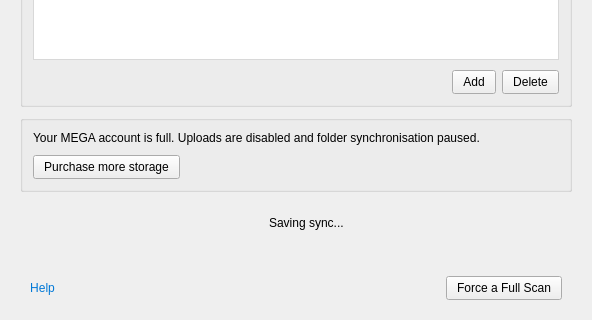
Old version of the form src/MEGASync/gui/win/SettingsDialog.ui in the repository meganz/MEGAsync; both pictures show x 0 to 592 and y 404 to 724 of the 592 by 724 pixel window.
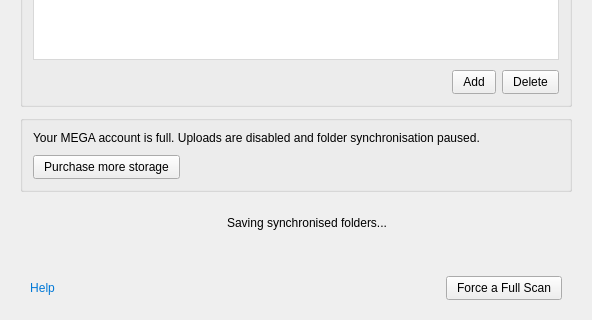
New version of the form. The open tabs and pages were chosen to show the change. Icons and pictures are not drawn. Custom widgets are drawn as their Qt base class.

Commit message: Update saving syncs string label in Settings

The edit to the form file:
```diff
--- a/src/MEGASync/gui/win/SettingsDialog.ui
+++ b/src/MEGASync/gui/win/SettingsDialog.ui
@@ -1831,7 +1831,7 @@
               <item>
                <widget class="QLabel" name="lSavingSyncs">
                 <property name="text">
-                 <string>Saving sync...</string>
+                 <string>Saving synchronised folders...</string>
                 </property>
                </widget>
               </item>
```
The commit also changes 3 other files.
